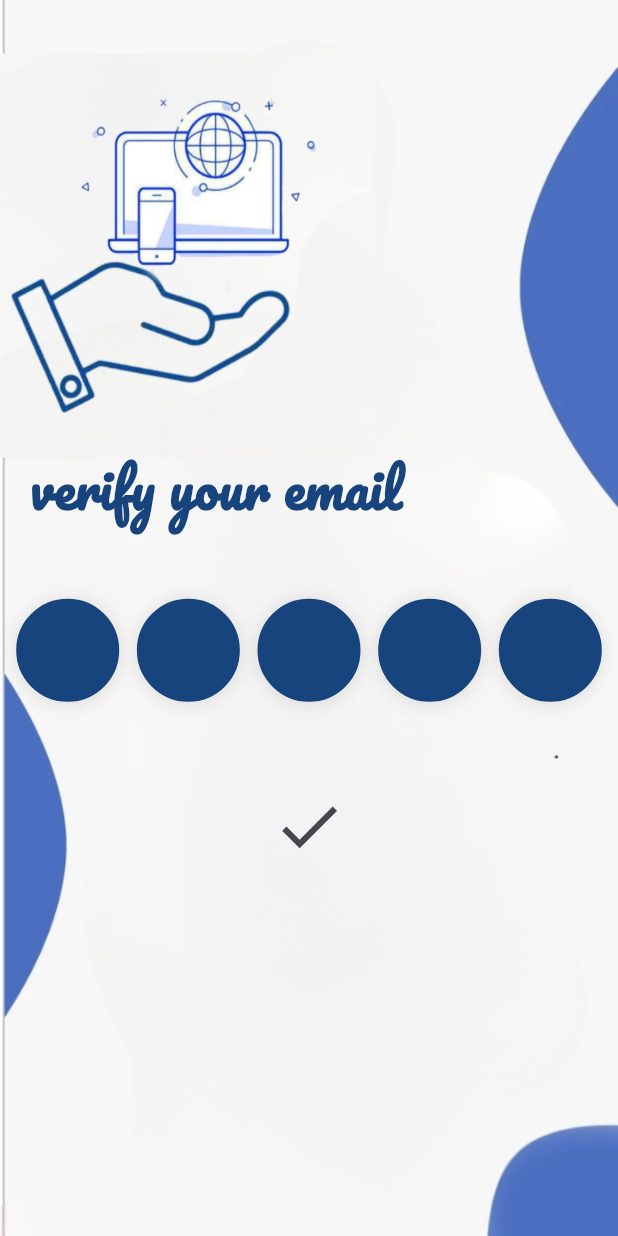
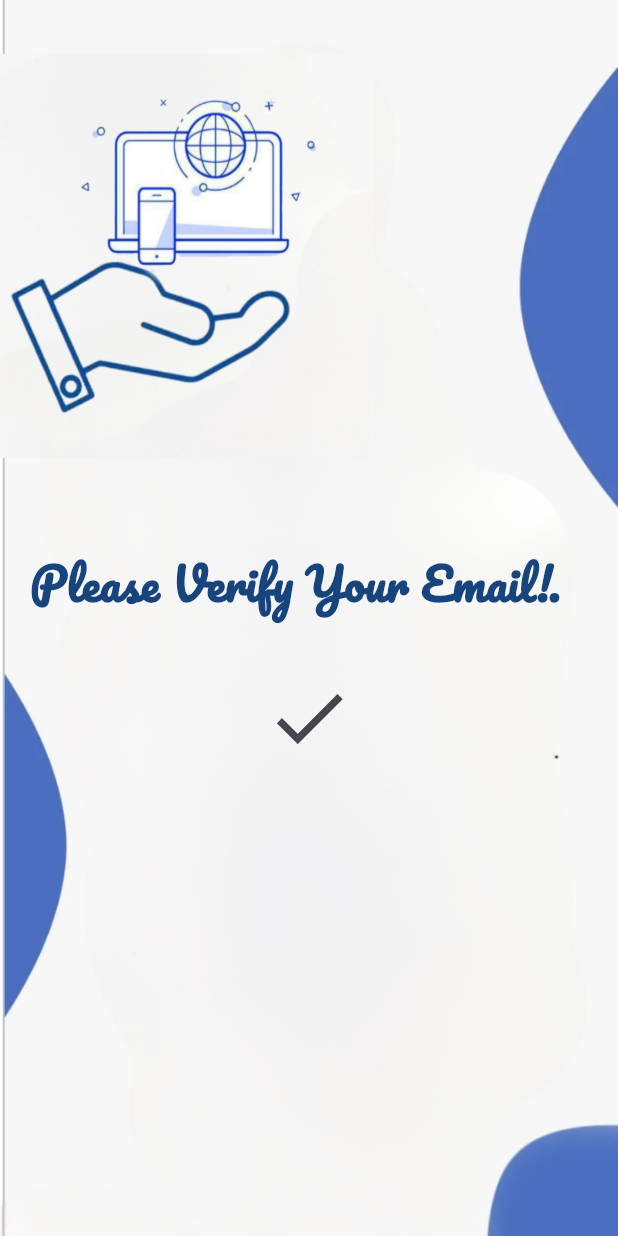
Before and after one commit to dinamousttafa/SE2_Project, a Flutter app: the verificationPage screen opened by its route, on a phone screen of 412 x 824 dp. Run offline on Flutter 3.47's test engine with Material 3 defaults, Android fonts, the light colour scheme and no system bars; drawn by our look-alikes of pin_code_fields; our stand-ins replace awesome_dialog, bloc, device_preview, firebase_auth, firebase_core, flutter_bloc and 3 more; missing offline and left inert: dart:html, dart:js; accounts and stored records are empty.

```diff
--- a/lib/features/autho/forgetPassword/view/page/forgetPW.dart
+++ b/lib/features/autho/forgetPassword/view/page/forgetPW.dart
@@ -23,7 +23,7 @@ class _forget_pwState extends State<forget_pw> {
 
   @override
   Widget build(BuildContext context) {
-    return const Scaffold(
+    return  Scaffold(
       body: dataWidget(),
     );
   }
--- a/lib/features/autho/login/view/components/data_widget.dart
+++ b/lib/features/autho/login/view/components/data_widget.dart
@@ -169,8 +169,8 @@ class dataWidget extends StatelessWidget {
   child: Container(
     width: double.infinity,
     child: ElevatedButton(
-      onPressed: () {
-        signInWithGoogle(context);
+      onPressed: ()async {
+        await signInWithGoogle(context);
       },
       style: ElevatedButton.styleFrom(
        //foregroundColor: Color(0xffF7F7F5),
--- a/lib/features/autho/registration/view/components/bottom_widget.dart
+++ b/lib/features/autho/registration/view/components/bottom_widget.dart
@@ -60,7 +60,7 @@ class BottomNavigationWidget extends StatelessWidget {
                               .show();
                         }
                         else{
-                          print('The account already exists for that email.');
+                          print('Please Fill All The Existing Fields');
                           AwesomeDialog(
                                   context: context,
                                   dialogType: DialogType.error,
--- a/lib/features/autho/verification/view/page/verification_page.dart
+++ b/lib/features/autho/verification/view/page/verification_page.dart
@@ -31,15 +31,14 @@ class verificationPage extends StatelessWidget {
                     height: 40,
                   ),
                   Padding(
-                    padding: const EdgeInsets.only(top: 20.0,left: 20),
-
+                    padding: const EdgeInsets.only(top: 20.0, left: 20),
                     child: SizedBox(
                       width: context.width,
                       child: Text(
-                        "verify your email",
+                        "Please Verify Your Email!.",
                         style: TextStyle(
                           color: Color(0xff18447E),
-                          fontSize: 35,
+                          fontSize: 30,
                           fontWeight: FontWeight.bold,
                           fontFamily: 'Pacifico',
                         ),
@@ -47,72 +46,26 @@ class verificationPage extends StatelessWidget {
                     ),
                   ),
                   SizedBox(
-                    height: 15,
+                    height: 30,
                   ),
-                  PinCodeTextField(
-                    mainAxisAlignment: MainAxisAlignment.center,
-                    appContext: context,
-                    length: 5,
-                    obscureText: true,
-                    obscuringCharacter: '*',
-                    blinkWhenObscuring: true,
-                    animationType: AnimationType.fade,
-                    validator: (v) {
-                      if (v!.length < 3) {
-                        return "I'm from validator";
+                  IconButton(
+                    onPressed: () async {
+                      cubit.confirm();
+                      if (await FirebaseAuth
+                          .instance.currentUser!.emailVerified) {
+                        Navigator.of(context).pushReplacementNamed('home');
                       } else {
-                        return null;
+                        AwesomeDialog(
+                                context: context,
+                                dialogType: DialogType.warning,
+                                animType: AnimType.rightSlide,
+                                title: 'Warning',
+                                desc: 'Check Your Gmail')
+                            .show();
+                        return;
                       }
                     },
-                    pinTheme: PinTheme(
-                      shape: PinCodeFieldShape.circle,
-                      fieldOuterPadding:
-                          EdgeInsets.symmetric(horizontal: context.width / 70),
-                      fieldHeight: context.height / 6,
-                      fieldWidth: context.width / 6,
-                      activeFillColor: Colors.white,
-                      inactiveFillColor: Color(0xff18447E),
-                      inactiveColor: Color(0xff18447E),
-                      activeColor: Color(0xff18447E),
-                      selectedFillColor: Colors.white,
-                      selectedColor: Color(0xff18447E),
-                    ),
-                    cursorColor: Colors.black,
-                    animationDuration: const Duration(milliseconds: 300),
-                    enableActiveFill: true,
-                    controller: cubit.pinCodeController,
-                    keyboardType: TextInputType.number,
-                    boxShadows: const [
-                      BoxShadow(
-                        offset: Offset(0, 1),
-                        color: Colors.black12,
-                        blurRadius: 10,
-                      )
-                    ],
-                    onCompleted: (v) {
-                      debugPrint("Completed");
-                    },
-                    onChanged: (value) {},
-                  ),
-                  IconButton(
-                    onPressed: () {
-                      cubit.confirm();
-                      if( FirebaseAuth.instance.currentUser!.emailVerified){
-  Navigator.of(context).pushReplacementNamed('home');
-}else
-{
-   AwesomeDialog(
-                            context: context,
-                            dialogType: DialogType.error,
-                            animType: AnimType.rightSlide,
-                            title: 'Error',
-                            desc:
-                                'Please Go To Your Gmail And Verify Your Email')
-                        .show();
-
-}
-                    },
-                    icon: Icon(Icons.done, size: 50),
+                    icon: Icon(Icons.done, size: 60),
                   ),
                 ],
               ),
```
Also changed, not shown: lib/features/autho/forgetPassword/view/component/data_widget.dart (+68 -7 lines), pubspec.lock.
